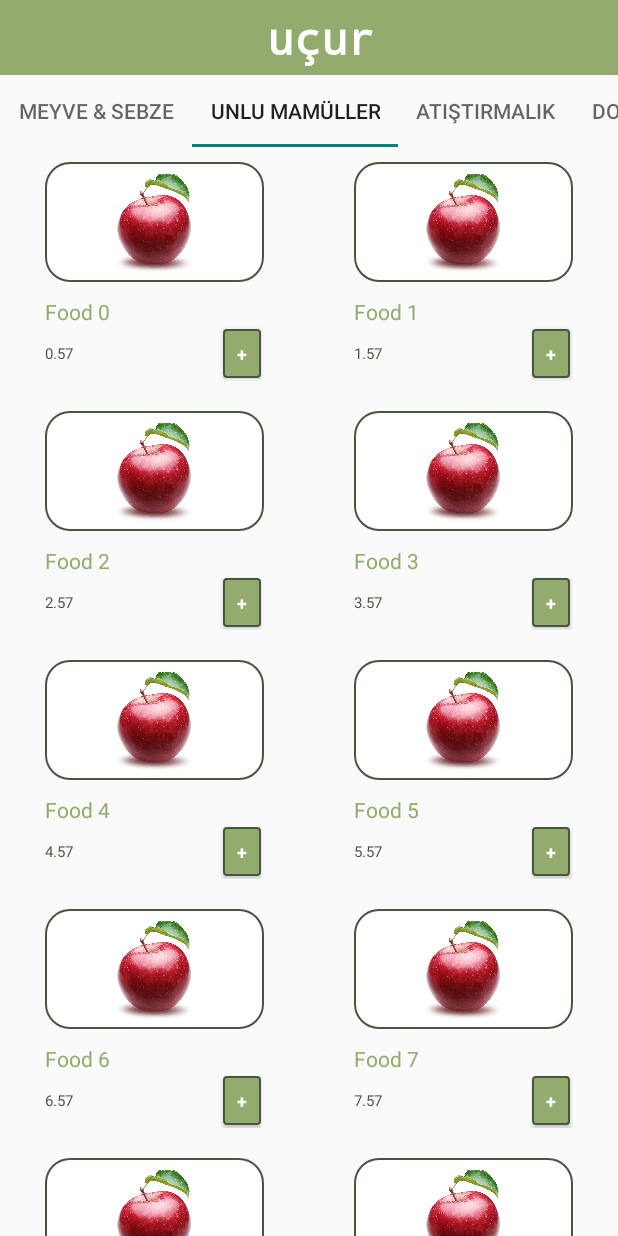
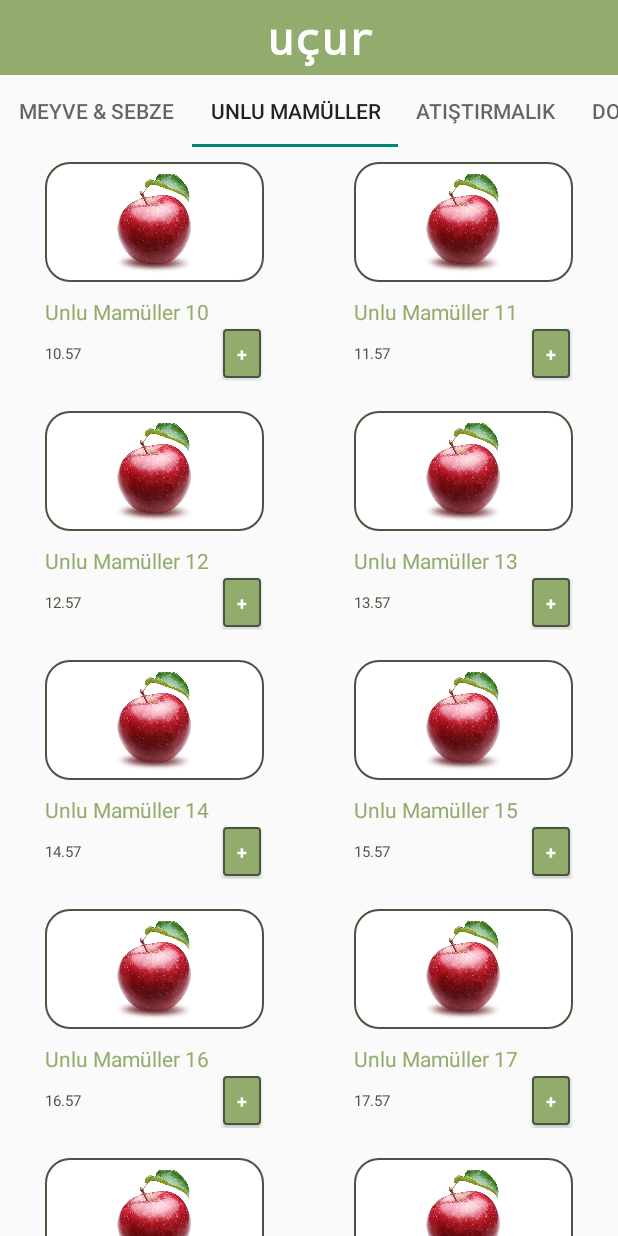
Before and after one commit to sezer239/DronePackageDelivery-App, an Android app: the fragment ShopFragment placed in its activity, tab 2 chosen, on a phone screen of 412 x 824 dp. Run offline under Robolectric (Android 15) with nearby library versions, the phone set to English and light mode, and no system bars; 5 statements that could not run were skipped.

Commit message:
DUMMY PRODUCT ID CHANGED

```diff
--- a/app/src/main/java/com/example/dronepackagedelivery_app/dummy/DummyContent.java
+++ b/app/src/main/java/com/example/dronepackagedelivery_app/dummy/DummyContent.java
@@ -9,14 +9,23 @@ import java.util.List;
 public class DummyContent {
 
 
-    public static final List<Pair<ProductData,Integer>> FOOD_PROD = new ArrayList<Pair<ProductData,Integer>>();
-    public static final List<Pair<ProductData,Integer>> DRINK_PROD = new ArrayList<Pair<ProductData,Integer>>();
-    public static final List<Pair<ProductData,Integer>> FIRUT_PROD = new ArrayList<Pair<ProductData,Integer>>();
-    public static final List<Pair<ProductData,Integer>> ASD_PROD = new ArrayList<Pair<ProductData,Integer>>();
-    public static final List<Pair<ProductData,Integer>> CCC_PROD = new ArrayList<Pair<ProductData,Integer>>();
-    public static final List<Pair<ProductData,Integer>> BUYUK_PROD = new ArrayList<Pair<ProductData,Integer>>();
-    public static final List<Pair<ProductData,Integer>> MEDIUM_PROD = new ArrayList<Pair<ProductData,Integer>>();
-    public static final List<Pair<ProductData,Integer>> KUCUK_PROD = new ArrayList<Pair<ProductData,Integer>>();
+    public static final List<Pair<ProductData,Integer>> MEYVE_SEBZE = new ArrayList<Pair<ProductData,Integer>>();
+    public static final List<Pair<ProductData,Integer>> UNLU_MAMUL = new ArrayList<Pair<ProductData,Integer>>();
+    public static final List<Pair<ProductData,Integer>> ATISTIRMALIK = new ArrayList<Pair<ProductData,Integer>>();
+    public static final List<Pair<ProductData,Integer>> DONDURMA = new ArrayList<Pair<ProductData,Integer>>();
+    public static final List<Pair<ProductData,Integer>> YIYECEK = new ArrayList<Pair<ProductData,Integer>>();
+    public static final List<Pair<ProductData,Integer>> ICECEK = new ArrayList<Pair<ProductData,Integer>>();
+    public static final List<Pair<ProductData,Integer>> FIT_FORM = new ArrayList<Pair<ProductData,Integer>>();
+    public static final List<Pair<ProductData,Integer>> SUT_KAHVALTI = new ArrayList<Pair<ProductData,Integer>>();
+    public static final List<Pair<ProductData,Integer>> TEMEL_GIDA = new ArrayList<Pair<ProductData,Integer>>();
+    public static final List<Pair<ProductData,Integer>> KISISEL_BAKIM = new ArrayList<Pair<ProductData,Integer>>();
+    public static final List<Pair<ProductData,Integer>> EV_TEMIZLIK = new ArrayList<Pair<ProductData,Integer>>();
+    public static final List<Pair<ProductData,Integer>> EV_YASAM = new ArrayList<Pair<ProductData,Integer>>();
+    public static final List<Pair<ProductData,Integer>> TEKNOLOJI = new ArrayList<Pair<ProductData,Integer>>();
+    public static final List<Pair<ProductData,Integer>> EVCIL_HAYVAN = new ArrayList<Pair<ProductData,Integer>>();
+    public static final List<Pair<ProductData,Integer>> BEBEK = new ArrayList<Pair<ProductData,Integer>>();
+    public static final List<Pair<ProductData,Integer>> CINSEL_SAGLIK = new ArrayList<Pair<ProductData,Integer>>();
+    public static final List<Pair<ProductData,Integer>> GIYIM = new ArrayList<Pair<ProductData,Integer>>();
 
 
     private static final int COUNT = 10;
@@ -24,33 +33,60 @@ public class DummyContent {
     static {
         // Add some sample items.
         for (int i = 0; i < COUNT; i++) {
-            FOOD_PROD.add(createDummyItem(i,"Food"));
+            MEYVE_SEBZE.add(createDummyItem(i,"Meyve & Sebze"));
         }
         for (int i = COUNT; i < COUNT * 2; i++) {
-            DRINK_PROD.add(createDummyItem(i,"Drink"));
+            UNLU_MAMUL.add(createDummyItem(i,"Unlu Mamüller"));
         }
         for (int i = COUNT * 2; i < COUNT * 3; i++) {
-            FIRUT_PROD.add(createDummyItem(i,"Firut"));
+            ATISTIRMALIK.add(createDummyItem(i,"Atıştırmalık"));
         }
 
         for (int i = COUNT * 3; i < COUNT * 4; i++) {
-            ASD_PROD.add(createDummyItem(i,"ASD"));
+            DONDURMA.add(createDummyItem(i,"Dondurma"));
         }
 
         for (int i = COUNT * 4; i < COUNT * 5; i++) {
-            CCC_PROD.add(createDummyItem(i,"CCC"));
+            YIYECEK.add(createDummyItem(i,"Yiyecek"));
         }
 
         for (int i = COUNT * 5; i < COUNT * 6; i++) {
-            BUYUK_PROD.add(createDummyItem(i,"BUYUK FOOD"));
+            ICECEK.add(createDummyItem(i,"İçecek"));
         }
 
         for (int i = COUNT * 6; i < COUNT * 7; i++) {
-            MEDIUM_PROD.add(createDummyItem(i,"MEDUIM FOOD"));
+            FIT_FORM.add(createDummyItem(i,"Fit & Form"));
         }
 
         for (int i = COUNT * 7; i < COUNT * 8; i++) {
-            KUCUK_PROD.add(createDummyItem(i,"KUCUK YEMEK"));
+            SUT_KAHVALTI.add(createDummyItem(i,"Süt & Kahvaltı"));
+        }
+        for (int i = COUNT * 8; i < COUNT * 9; i++) {
+            TEMEL_GIDA.add(createDummyItem(i,"Temel Gıda"));
+        }
+        for (int i = COUNT * 9; i < COUNT * 10; i++) {
+            KISISEL_BAKIM.add(createDummyItem(i,"Kişisel Bakım"));
+        }
+        for (int i = COUNT * 10; i < COUNT * 11; i++) {
+            EV_TEMIZLIK.add(createDummyItem(i,"Ev & Temizlik"));
+        }
+        for (int i = COUNT * 11; i < COUNT * 12; i++) {
+            EV_YASAM.add(createDummyItem(i,"Ev & Yaşam"));
+        }
+        for (int i = COUNT * 12; i < COUNT * 13; i++) {
+            TEKNOLOJI.add(createDummyItem(i,"Teknoloji"));
+        }
+        for (int i = COUNT * 13; i < COUNT * 14; i++) {
+            EVCIL_HAYVAN.add(createDummyItem(i,"Evcil Hayvan"));
+        }
+        for (int i = COUNT * 14; i < COUNT * 15; i++) {
+            BEBEK.add(createDummyItem(i,"Bebek"));
+        }
+        for (int i = COUNT * 15; i < COUNT * 16; i++) {
+            CINSEL_SAGLIK.add(createDummyItem(i,"Cinsel Sağlık"));
+        }
+        for (int i = COUNT * 16; i < COUNT * 17; i++) {
+            GIYIM.add(createDummyItem(i,"Giyim"));
         }
     }
 
--- a/app/src/main/java/com/example/dronepackagedelivery_app/fragments/ShopFragment.java
+++ b/app/src/main/java/com/example/dronepackagedelivery_app/fragments/ShopFragment.java
@@ -64,7 +64,7 @@ public class ShopFragment extends Fragment implements
         ProductFragment frag3 = ProductFragment.newInstance(2,"Atıştırmalık",mCartRef);
         ProductFragment frag4 = ProductFragment.newInstance(1,"Dondurma",mCartRef);
         ProductFragment frag5 = ProductFragment.newInstance(2,"Yiyecek",mCartRef);
-        ProductFragment frag6 = ProductFragment.newInstance(1,"İçecek",mCartRef);
+        ProductFragment frag6 = ProductFragment.newInstance(1,"İçeçek",mCartRef);
         ProductFragment frag7 = ProductFragment.newInstance(2,"Fit & Form",mCartRef);
         ProductFragment frag8 = ProductFragment.newInstance(2,"Süt & Kahvaltı",mCartRef);
         ProductFragment frag9 = ProductFragment.newInstance(2,"Temel Gıda",mCartRef);
```
Also changed, not shown: app/src/main/java/com/example/dronepackagedelivery_app/fragments/ProductFragment.java (+61 -22 lines).
